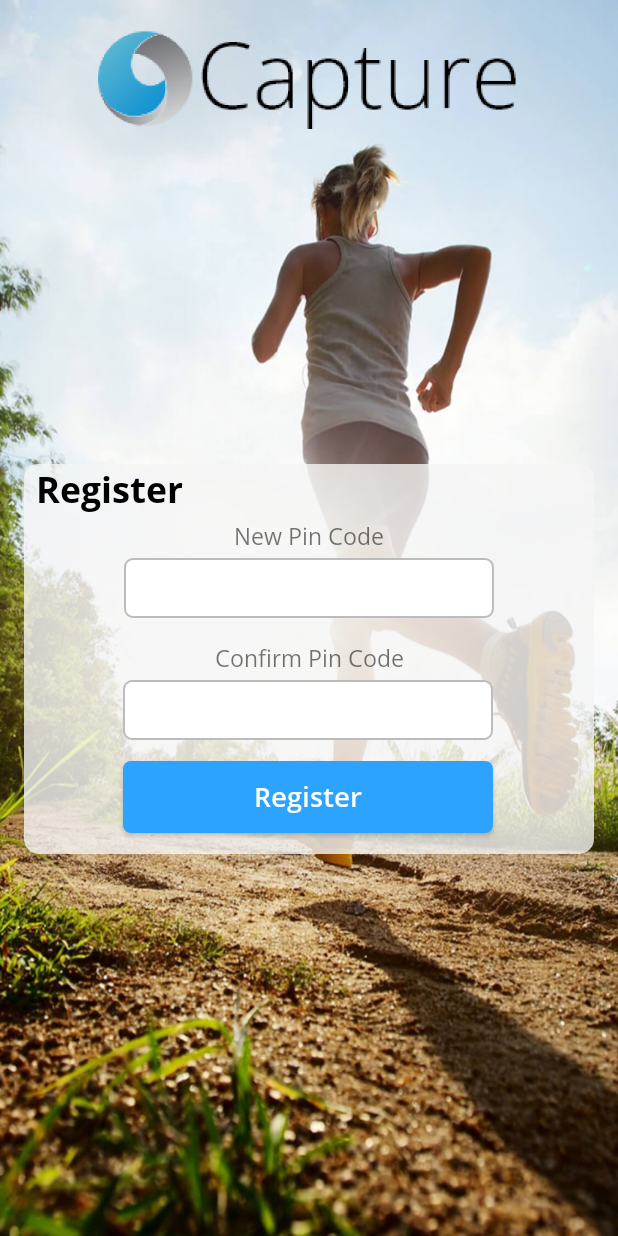
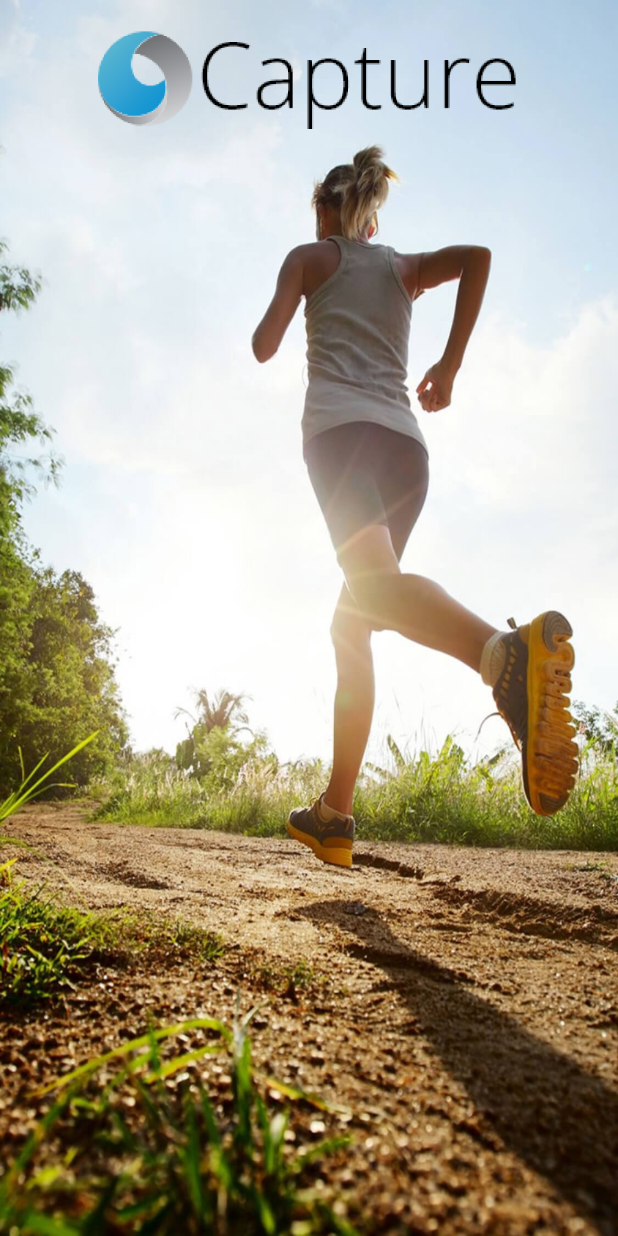
Before and after one commit to varunakantha/AspitCaptureIssue, an Android app: the RegistrationActivity screen opened directly, with no data from a screen before it, on a phone screen of 412 x 824 dp. Run offline under Robolectric (Android 15) with nearby library versions, the phone set to English and light mode, and no system bars.

Commit message:
LoginActivity removed. Registration activity will provide login UI when conditions satisfied.

```diff
--- a/app/src/main/AndroidManifest.xml
+++ b/app/src/main/AndroidManifest.xml
@@ -40,7 +40,6 @@
                 <category android:name="android.intent.category.LAUNCHER" />
             </intent-filter>
         </activity>
-        <activity android:name=".ui.startscreen.LoginActivity" />
         <activity android:name=".ui.startscreen.RegistrationActivity">
             <intent-filter>
                 <action android:name="android.intent.action.VIEW" />
--- a/app/src/main/java/no/aspit/aspitcapture/ui/patientlookup/PatientLookUpActivity.kt
+++ b/app/src/main/java/no/aspit/aspitcapture/ui/patientlookup/PatientLookUpActivity.kt
@@ -10,7 +10,7 @@ import no.aspit.aspitcapture.common.BaseActivity
 import no.aspit.aspitcapture.common.CustomActionBar
 import no.aspit.aspitcapture.ui.startscreen.RegistrationActivity
 
-class PatientLookUpActivity : BaseActivity(),CustomActionBar.ActionBarListener {
+class PatientLookUpActivity : BaseActivity(), CustomActionBar.ActionBarListener {
 
     override fun onCreate(savedInstanceState: Bundle?) {
         super.onCreate(savedInstanceState)
@@ -35,7 +35,9 @@ class PatientLookUpActivity : BaseActivity(),CustomActionBar.ActionBarListener {
     }
 
     override fun onClose() {
-        startActivity(Intent(this@PatientLookUpActivity,RegistrationActivity::class.java))
+        val intent = Intent(this@PatientLookUpActivity, RegistrationActivity::class.java)
+        intent.putExtra("FROM_BEGINNING", false)
+        startActivity(intent)
         finish()
     }
 }
--- a/app/src/main/res/layout/activity_registration.xml
+++ b/app/src/main/res/layout/activity_registration.xml
@@ -18,7 +18,19 @@
         app:layout_constraintTop_toTopOf="parent"
         app:srcCompat="@drawable/splash_no_text"/>
 
+    <ImageView
+        android:id="@+id/imageView6"
+        android:layout_width="283dp"
+        android:layout_height="82dp"
+        android:layout_marginTop="8dp"
+        android:scaleType="centerInside"
+        app:layout_constraintEnd_toEndOf="parent"
+        app:layout_constraintStart_toStartOf="parent"
+        app:layout_constraintTop_toTopOf="@+id/imageView3"
+        app:srcCompat="@drawable/img_logo"/>
+
     <androidx.constraintlayout.widget.ConstraintLayout
+        android:id="@+id/registrationView"
         android:layout_width="0dp"
         android:layout_height="260dp"
         android:layout_marginStart="16dp"
@@ -30,7 +42,9 @@
         app:layout_constraintEnd_toEndOf="parent"
         app:layout_constraintStart_toStartOf="parent"
         app:layout_constraintTop_toTopOf="parent"
-        app:layout_constraintVertical_bias="0.55">
+        app:layout_constraintVertical_bias="0.55"
+        android:visibility="gone"
+        >
 
         <EditText
             android:id="@+id/confirmPinCode"
@@ -130,15 +144,88 @@
 
     </androidx.constraintlayout.widget.ConstraintLayout>
 
-    <ImageView
-        android:id="@+id/imageView6"
-        android:layout_width="283dp"
-        android:layout_height="82dp"
+    <androidx.constraintlayout.widget.ConstraintLayout
+        android:id="@+id/loginView"
+        android:layout_width="0dp"
+        android:layout_height="220dp"
+        android:layout_marginStart="16dp"
         android:layout_marginTop="8dp"
-        android:scaleType="centerInside"
+        android:layout_marginEnd="16dp"
+        android:layout_marginBottom="8dp"
+        android:background="@drawable/login_bg"
+        app:layout_constraintBottom_toBottomOf="@+id/imageView3"
         app:layout_constraintEnd_toEndOf="parent"
         app:layout_constraintStart_toStartOf="parent"
-        app:layout_constraintTop_toTopOf="@+id/imageView3"
-        app:srcCompat="@drawable/img_logo"/>
+        app:layout_constraintTop_toTopOf="parent"
+        app:layout_constraintVertical_bias="0.45"
+        android:visibility="gone">
+
+        <TextView
+            android:id="@+id/textLogin"
+            android:layout_width="wrap_content"
+            android:layout_height="wrap_content"
+            android:layout_marginStart="8dp"
+            android:layout_marginTop="8dp"
+            android:fontFamily="@font/open_sans_bold"
+            android:text="@string/login"
+            android:textColor="@color/black"
+            android:textSize="24sp"
+            app:layout_constraintStart_toStartOf="parent"
+            app:layout_constraintTop_toTopOf="parent"/>
+
+        <TextView
+            android:id="@+id/textPin"
+            android:layout_width="wrap_content"
+            android:layout_height="wrap_content"
+            android:layout_marginStart="8dp"
+            android:layout_marginEnd="8dp"
+            android:fontFamily="@font/open_sans_regular"
+            android:text="@string/pin_code"
+            app:layout_constraintEnd_toEndOf="parent"
+            app:layout_constraintStart_toStartOf="parent"
+            app:layout_constraintTop_toBottomOf="@+id/textLogin"/>
+
+        <EditText
+            android:id="@+id/userPinLogin"
+            android:layout_width="wrap_content"
+            android:layout_height="40dp"
+            android:layout_marginStart="8dp"
+            android:layout_marginTop="8dp"
+            android:layout_marginEnd="8dp"
+            android:background="@drawable/rounded_edittext"
+            android:ems="10"
+            android:fontFamily="@font/open_sans_regular"
+            android:inputType="textPersonName|numberSigned"
+            android:maxLength="4"
+            android:paddingStart="8dp"
+            app:layout_constraintEnd_toEndOf="parent"
+            app:layout_constraintStart_toStartOf="parent"
+            app:layout_constraintTop_toBottomOf="@+id/textPin"/>
+
+        <TextView
+            android:id="@+id/textTouch"
+            android:layout_width="wrap_content"
+            android:layout_height="wrap_content"
+            android:layout_marginStart="8dp"
+            android:layout_marginTop="16dp"
+            android:layout_marginEnd="8dp"
+            android:fontFamily="@font/open_sans_regular"
+            android:text="@string/or_use_touch_id"
+            app:layout_constraintEnd_toEndOf="parent"
+            app:layout_constraintStart_toStartOf="parent"
+            app:layout_constraintTop_toBottomOf="@+id/userPinLogin"
+            />
+
+        <ImageView
+            android:id="@+id/imageView4"
+            android:layout_width="40dp"
+            android:layout_height="40dp"
+            android:layout_marginTop="8dp"
+            app:layout_constraintEnd_toEndOf="@+id/textTouch"
+            app:layout_constraintStart_toStartOf="@+id/textTouch"
+            app:layout_constraintTop_toBottomOf="@+id/textTouch"
+            app:srcCompat="@drawable/ic_fingerprint"/>
+
+    </androidx.constraintlayout.widget.ConstraintLayout>
 
 </androidx.constraintlayout.widget.ConstraintLayout>
```
Also changed, not shown: app/src/main/java/no/aspit/aspitcapture/ui/startscreen/LoginActivity.kt (deleted, +0 -54 lines), app/src/main/java/no/aspit/aspitcapture/ui/startscreen/RegistrationActivity.kt (+51 -4 lines), app/src/main/java/no/aspit/aspitcapture/ui/startscreen/SplashActivity.kt (+4 -8 lines), app/src/main/res/layout/activity_login.xml (deleted, +0 -114 lines).
